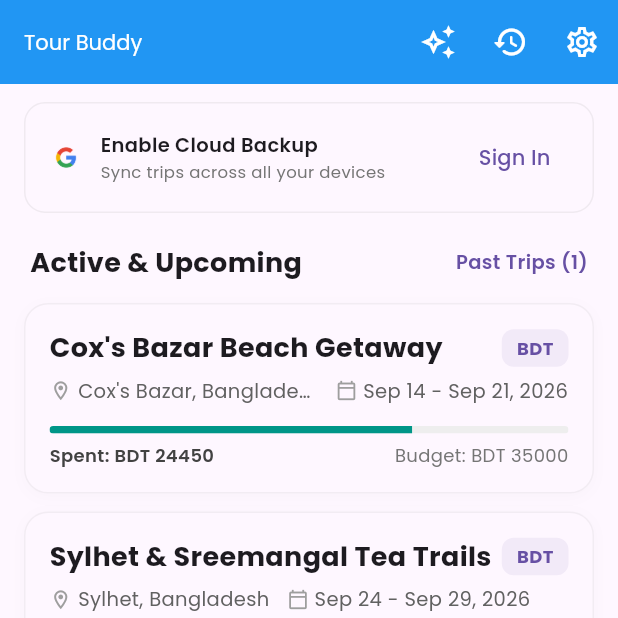
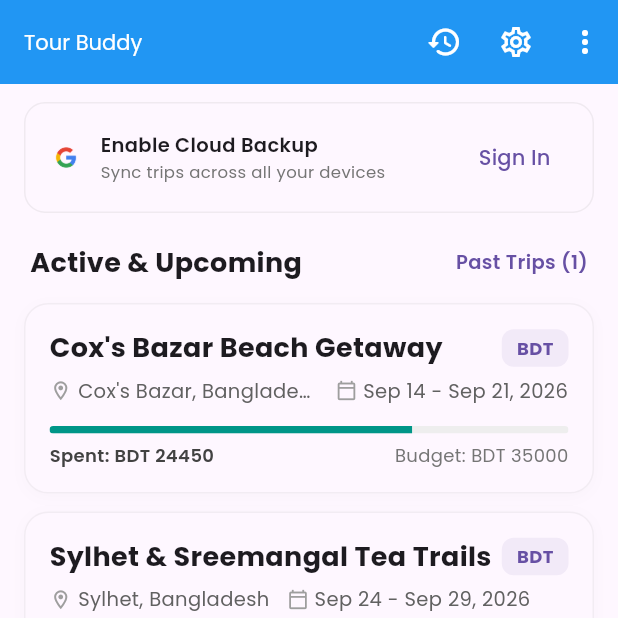
Before and after one commit to meawsin/Tour_Buddy, a Flutter app: the screen it shows after launch, scrolled down 80 dp, after a tap on "Load Demo Trips", on a phone screen of 412 x 824 dp, the top half of it. Run offline on Flutter 3.47's test engine with Material 3 defaults, Android fonts, the phone set to English and light mode, and no system bars; our stand-ins replace cloud_firestore, firebase_auth, firebase_core, google_fonts, google_sign_in, share_plus and 1 more; accounts and stored records are empty; network calls fail.

Commit message:
fix(ui): resolve home screen and past trips overflow on physical device

```diff
--- a/lib/screens/start_screen.dart
+++ b/lib/screens/start_screen.dart
@@ -282,17 +282,6 @@ class _StartScreenState extends State<StartScreen> {
         title: const Text('Tour Buddy'),
         actions: [
           IconButton(
-            icon: const Icon(Icons.auto_awesome_outlined),
-            tooltip: 'Load Demo Trips',
-            onPressed: () async {
-              await tripProvider.seedSampleTrips(force: true);
-              if (!context.mounted) return;
-              ScaffoldMessenger.of(context).showSnackBar(
-                const SnackBar(content: Text('Demo trips loaded successfully!')),
-              );
-            },
-          ),
-          IconButton(
             icon: const Icon(Icons.history_rounded),
             tooltip: 'Past Trips',
             onPressed: () {
@@ -313,21 +302,17 @@ class _StartScreenState extends State<StartScreen> {
               );
             },
           ),
-          if (isGoogleUser)
           PopupMenuButton<String>(
-              icon: CircleAvatar(
-                radius: 14,
-                backgroundColor: Colors.white,
-                child: Text(
-                  (user.displayName ?? 'U').substring(0, 1).toUpperCase(),
-                  style: const TextStyle(
-                      fontSize: 13,
-                      fontWeight: FontWeight.bold,
-                      color: Colors.blue),
-                ),
-              ),
+            tooltip: isGoogleUser ? (user.displayName ?? 'Account') : 'More options',
             onSelected: (val) async {
-                if (val == 'signout') {
+              if (val == 'demo') {
+                await tripProvider.seedSampleTrips(force: true);
+                if (!context.mounted) return;
+                ScaffoldMessenger.of(context).showSnackBar(
+                  const SnackBar(
+                      content: Text('Demo trips loaded successfully!')),
+                );
+              } else if (val == 'signout') {
                 await tripProvider.signOut();
                 if (!context.mounted) return;
                 ScaffoldMessenger.of(context).showSnackBar(
@@ -336,6 +321,7 @@ class _StartScreenState extends State<StartScreen> {
               }
             },
             itemBuilder: (context) => [
+              if (isGoogleUser) ...[
                 PopupMenuItem(
                   enabled: false,
                   child: Text(
@@ -343,17 +329,48 @@ class _StartScreenState extends State<StartScreen> {
                     style: const TextStyle(fontWeight: FontWeight.bold),
                   ),
                 ),
+                const PopupMenuDivider(),
+              ],
+              const PopupMenuItem(
+                value: 'demo',
+                child: Row(
+                  children: [
+                    Icon(Icons.auto_awesome_outlined, size: 18),
+                    SizedBox(width: 10),
+                    Text('Load Demo Trips'),
+                  ],
+                ),
+              ),
+              if (isGoogleUser)
                 const PopupMenuItem(
                   value: 'signout',
                   child: Row(
                     children: [
-                      Icon(Icons.logout, size: 18),
-                      SizedBox(width: 8),
-                      Text('Sign Out'),
+                      Icon(Icons.logout, size: 18, color: Colors.redAccent),
+                      SizedBox(width: 10),
+                      Text('Sign Out', style: TextStyle(color: Colors.redAccent)),
                     ],
                   ),
                 ),
             ],
+            child: Padding(
+              padding: const EdgeInsets.symmetric(horizontal: 10),
+              child: isGoogleUser
+                  ? CircleAvatar(
+                      radius: 14,
+                      backgroundColor: Colors.white,
+                      child: Text(
+                        (user.displayName ?? 'U')
+                            .substring(0, 1)
+                            .toUpperCase(),
+                        style: const TextStyle(
+                            fontSize: 13,
+                            fontWeight: FontWeight.bold,
+                            color: Colors.blue),
+                      ),
+                    )
+                  : const Icon(Icons.more_vert),
+            ),
           ),
         ],
       ),
@@ -436,13 +453,17 @@ class _StartScreenState extends State<StartScreen> {
             child: Padding(
               padding: const EdgeInsets.fromLTRB(20, 16, 20, 8),
               child: Row(
-                mainAxisAlignment: MainAxisAlignment.spaceBetween,
                 children: [
-                  const Text(
+                  const Expanded(
+                    child: Text(
                       'Active & Upcoming',
-                    style: TextStyle(fontSize: 18, fontWeight: FontWeight.bold),
+                      style:
+                          TextStyle(fontSize: 18, fontWeight: FontWeight.bold),
+                      overflow: TextOverflow.ellipsis,
                     ),
-                  if (pastTrips.isNotEmpty)
+                  ),
+                  if (pastTrips.isNotEmpty) ...[
+                    const SizedBox(width: 8),
                     InkWell(
                       onTap: () {
                         Navigator.push(
@@ -460,6 +481,7 @@ class _StartScreenState extends State<StartScreen> {
                         ),
                       ),
                     ),
+                  ],
                 ],
               ),
             ),
@@ -640,11 +662,17 @@ class _StartScreenState extends State<StartScreen> {
                                     const Icon(Icons.calendar_today_outlined,
                                         size: 14, color: Colors.grey),
                                     const SizedBox(width: 4),
-                                    Text(
+                                    ConstrainedBox(
+                                      constraints:
+                                          const BoxConstraints(maxWidth: 180),
+                                      child: Text(
                                         '${DateFormat('MMM d').format(trip.startDate)} - ${DateFormat('MMM d, yyyy').format(trip.endDate)}',
                                         style: TextStyle(
                                             fontSize: 13,
                                             color: Colors.grey[700]),
+                                        maxLines: 1,
+                                        overflow: TextOverflow.ellipsis,
+                                      ),
                                     ),
                                   ],
                                 ),
```
Also changed, not shown: lib/screens/past_trips_screen.dart (+11 -5 lines). Lines whose indentation alone changed are shown as unchanged.
